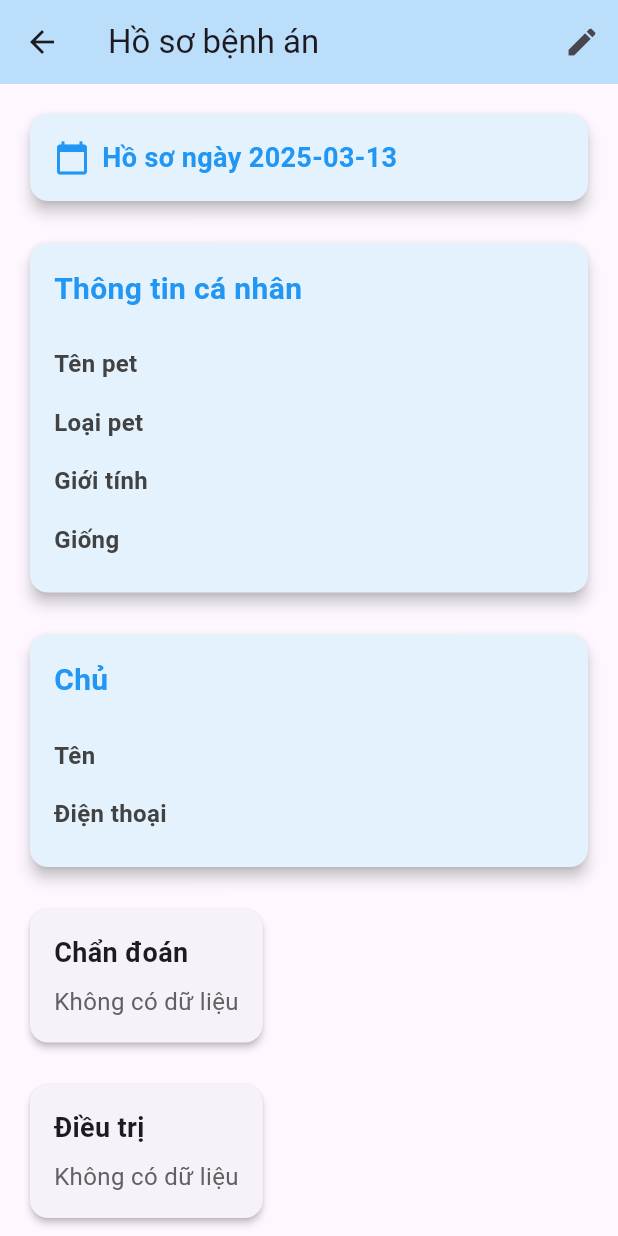
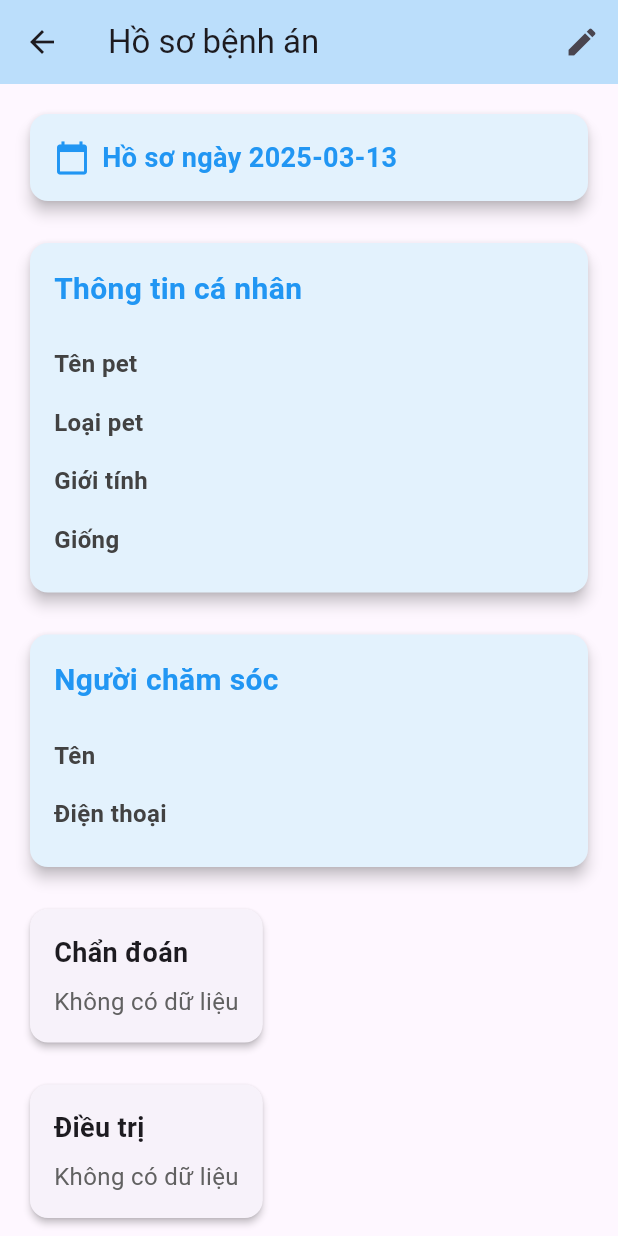
Before and after one commit to ThuDung213/pet-care, a Flutter app: the VetRecordSingleScreen screen opened directly with empty values, on a phone screen of 412 x 824 dp. Run offline on Flutter 3.47's test engine with Material 3 defaults, Android fonts, the phone set to English and light mode, and no system bars; our stand-ins replace cloud_firestore, firebase_auth, firebase_core, font_awesome_flutter, google_generative_ai, image_picker and 1 more; accounts and stored records are empty; generated files the repository leaves out were written again.

Commit message:
Update vet_record_single_screen.dart

```diff
--- a/pet_care/lib/features/vet_home/vet_records_ui/vet_record_single_screen/vet_record_single_screen.dart
+++ b/pet_care/lib/features/vet_home/vet_records_ui/vet_record_single_screen/vet_record_single_screen.dart
@@ -198,7 +198,7 @@ class _VetRecordSingleScreenState extends State<VetRecordSingleScreen> {
                     crossAxisAlignment: CrossAxisAlignment.start,
                     children: [
                       const Text(
-                        "Chủ",
+                        "Người chăm sóc",
                         style: TextStyle(
                           fontSize: 20,
                           fontWeight: FontWeight.bold,
@@ -206,7 +206,7 @@ class _VetRecordSingleScreenState extends State<VetRecordSingleScreen> {
                         ),
                       ),
                       const SizedBox(height: 16),
-                      _buildInfoRow("Tên", _currentUser!.name),
+                      _buildInfoRow("Tên", _pet!.ownerName),
                       _buildInfoRow("Điện thoại", _currentUser!.phone),
                     ],
                   ),
```
